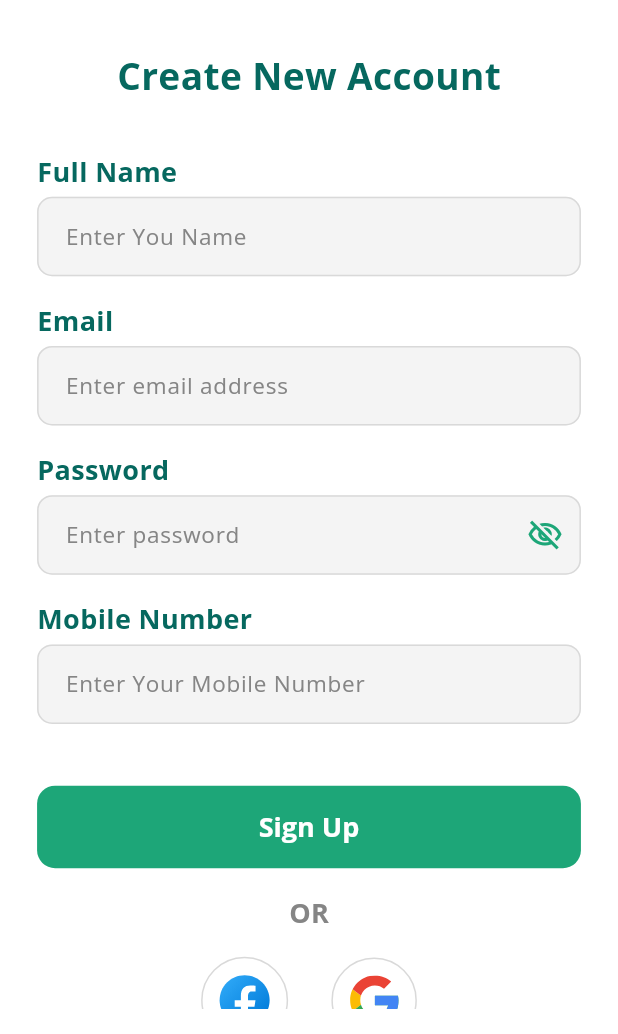
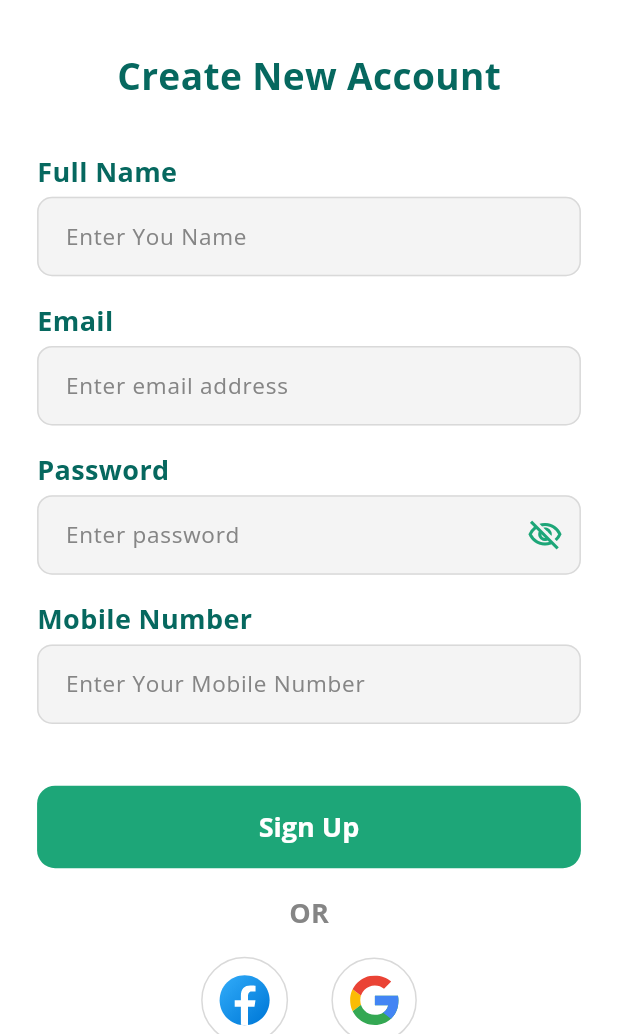
Before and after one commit to abhixen07/HappyMindApp, a Flutter app: the SignUpPage screen opened by its route, on a phone screen of 412 x 824 dp, the part 202-1236 px from its top. Run offline on Flutter 3.47's test engine with Material 3 defaults, Android fonts, the phone set to English and light mode, and no system bars; our stand-ins replace flutter_svg, get, go_router.

Commit message:
SignUp Modified🔥

```diff
--- a/lib/views/auth/signup_view.dart
+++ b/lib/views/auth/signup_view.dart
@@ -61,7 +61,7 @@ class _SignUpPageState extends State<SignUpPage> {
           backgroundColor: whiteColor,
           body: ListView(
             padding: EdgeInsets.only(
-                top: screenWidth * 0.16,bottom: screenWidth * 0.04,
+                top: screenWidth * 0.16,bottom: screenWidth * 0.1,
                 left: screenWidth * 0.06, right: screenWidth * 0.06),
               children: [
                 Column(
@@ -161,7 +161,7 @@ class _SignUpPageState extends State<SignUpPage> {
                         style: TextStyle(
                           color: customGreyColor,
                           fontSize: screenWidth * 0.04,
-                          fontWeight: FontWeight.w700,
+                          fontWeight: FontWeight.w600,
                           fontFamily: 'OpenSans',
                         ),
                         children: [
@@ -186,15 +186,6 @@ class _SignUpPageState extends State<SignUpPage> {
                 ),
               ],
             ),
-          bottomNavigationBar: Padding(
-            padding: EdgeInsets.only(
-              left: screenWidth * 0.2,
-              right: screenWidth * 0.2,
-              top: screenHeight * 0.01,
-              bottom: screenHeight * 0.01,
-            ),
-
-          ),
         );
   }
 }
```
